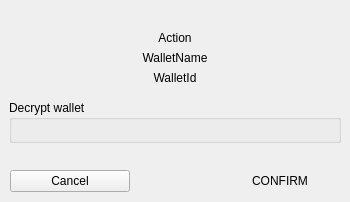
Above: BlockSettleUILib/ManageEncryption/EnterWalletPassword.ui from BlockSettle/terminal before the change. Below: the same form after it.
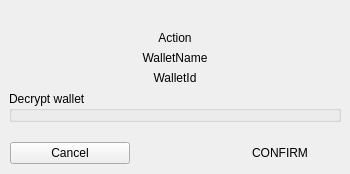
That is the form after the change. Custom widgets are drawn as their Qt base class.

The edit to the form file:
```diff
--- a/BlockSettleUILib/ManageEncryption/EnterWalletPassword.ui
+++ b/BlockSettleUILib/ManageEncryption/EnterWalletPassword.ui
@@ -7,7 +7,7 @@
     <x>0</x>
     <y>0</y>
     <width>350</width>
-    <height>202</height>
+    <height>174</height>
    </rect>
   </property>
   <property name="sizePolicy">
@@ -111,6 +111,15 @@
    <item>
     <widget class="QWidget" name="widget_3" native="true">
      <layout class="QVBoxLayout" name="verticalLayout_4">
+      <property name="spacing">
+       <number>0</number>
+      </property>
+      <property name="topMargin">
+       <number>0</number>
+      </property>
+      <property name="bottomMargin">
+       <number>0</number>
+      </property>
       <item>
        <widget class="QGroupBox" name="groupBoxSubmitKeys">
         <property name="title">
@@ -143,7 +152,7 @@
            <property name="minimumSize">
             <size>
              <width>0</width>
-             <height>20</height>
+             <height>0</height>
             </size>
            </property>
            <property name="styleSheet">
```
